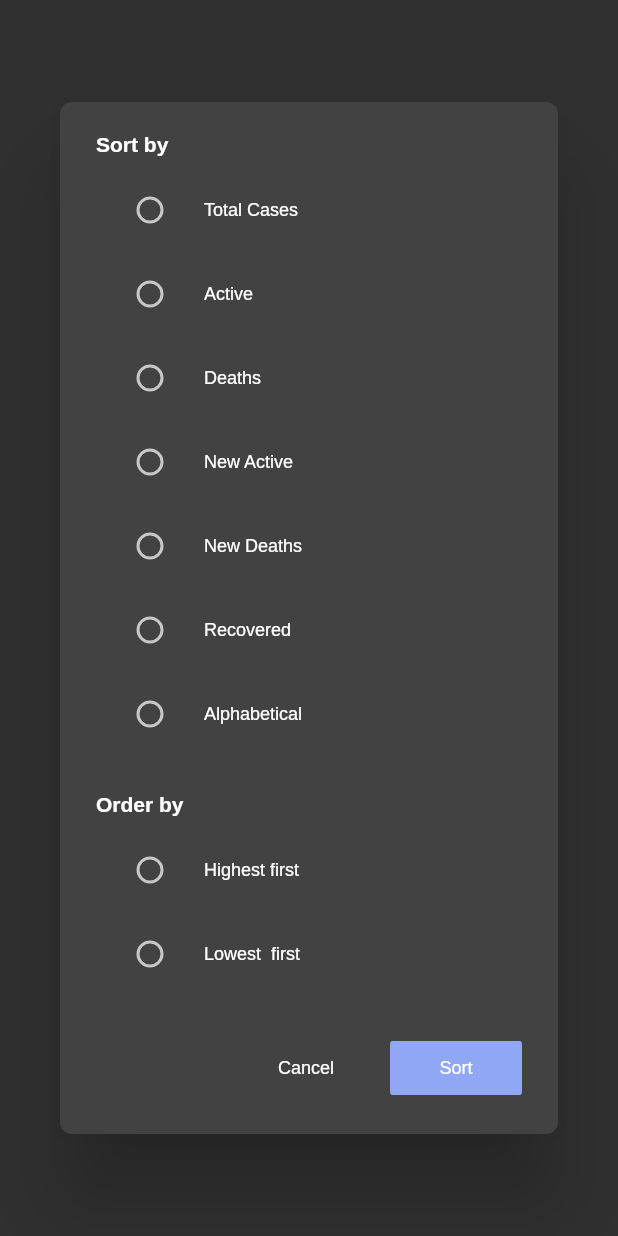
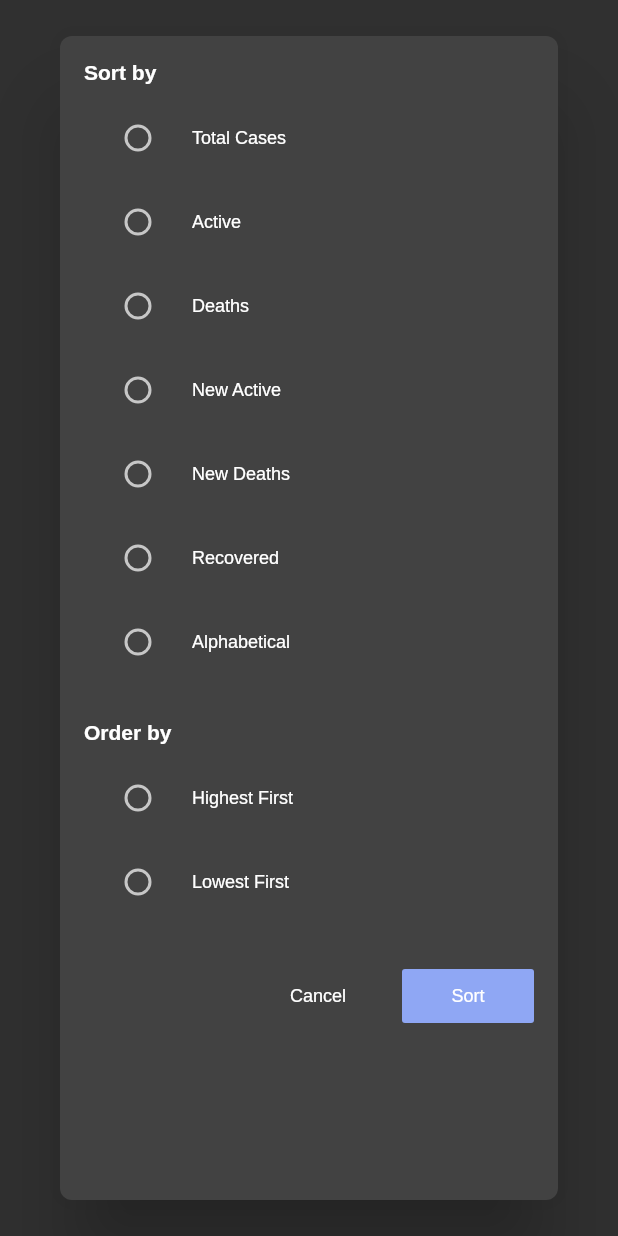
Before and after one commit to shyrwinsia/corona-watch, a Flutter app: the SortbyDialog widget shown alone on an empty page, opened directly, on a phone screen of 412 x 824 dp. Run offline on Flutter 3.47's test engine with Material 2 defaults, Android fonts, the phone set to English and light mode, and no system bars; our stand-ins replace feather_icons_flutter.

Commit message:
Changed sort dialog to list view

```diff
--- a/lib/sort.dart
+++ b/lib/sort.dart
@@ -48,12 +48,8 @@ class _SortbyDialogState extends State<SortbyDialog> {
     return Dialog(
       shape: RoundedRectangleBorder(
           borderRadius: BorderRadius.all(Radius.circular(8))),
-      child: Container(
-        padding: EdgeInsets.symmetric(horizontal: 24, vertical: 20),
-        child: Column(
-          mainAxisSize: MainAxisSize.min,
-          mainAxisAlignment: MainAxisAlignment.center,
-          crossAxisAlignment: CrossAxisAlignment.start,
+      child: ListView(
+        padding: EdgeInsets.symmetric(horizontal: 16, vertical: 16),
         children: <Widget>[
           Column(
             mainAxisAlignment: MainAxisAlignment.center,
@@ -86,8 +82,8 @@ class _SortbyDialogState extends State<SortbyDialog> {
                 style: TextStyle(fontWeight: FontWeight.bold, fontSize: 14),
               ),
               SizedBox(height: 8),
-                _buildOrderByChoice('Highest first', OrderBy.desc),
-                _buildOrderByChoice('Lowest  first', OrderBy.asc),
+              _buildOrderByChoice('Highest First', OrderBy.desc),
+              _buildOrderByChoice('Lowest First', OrderBy.asc),
             ],
           ),
           SizedBox(
@@ -114,7 +110,6 @@ class _SortbyDialogState extends State<SortbyDialog> {
             ],
           )
         ],
-        ),
       ),
     );
   }
```
Lines whose indentation alone changed are shown as unchanged.
